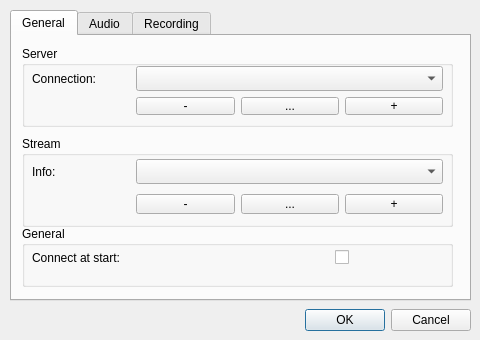
Qt form settingsdialog.ui (napcode/appstream) before a commit.
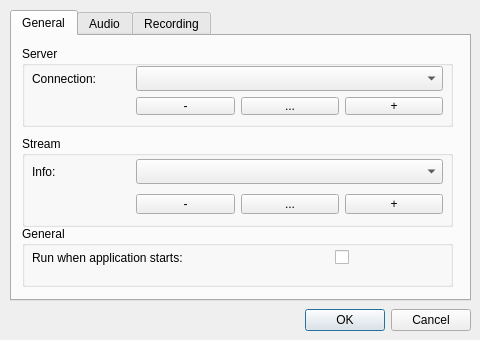
The same form after that commit.

Diff of the .ui file:
```diff
--- a/settingsdialog.ui
+++ b/settingsdialog.ui
@@ -373,7 +373,7 @@
        <item row="0" column="0">
         <widget class="QLabel" name="label_7">
          <property name="text">
-          <string>Connect at start:</string>
+          <string>Run when application starts:</string>
          </property>
         </widget>
        </item>
```
